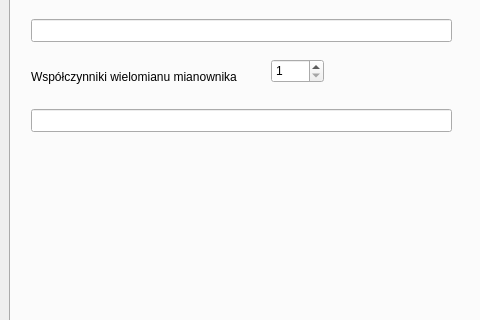
dominikgolda/sym, file gui.ui: the form before one commit; both pictures show x 0 to 480 and y 95 to 415 of the 833 by 600 pixel window.
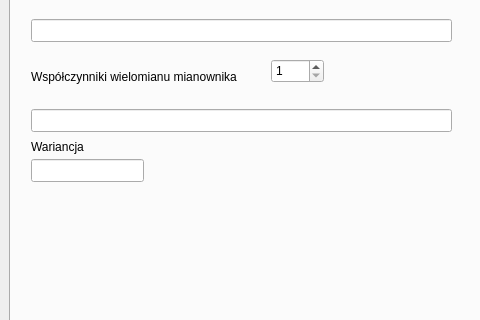
The form after the commit. The open tabs and pages were chosen to show the change. Custom widgets are drawn as their Qt base class.

Diff of the .ui file:
```diff
--- a/gui.ui
+++ b/gui.ui
@@ -345,6 +345,42 @@
          <number>2</number>
         </property>
        </widget>
+       <widget class="QLineEdit" name="setWariancja">
+        <property name="geometry">
+         <rect>
+          <x>20</x>
+          <y>200</y>
+          <width>113</width>
+          <height>23</height>
+         </rect>
+        </property>
+       </widget>
+       <widget class="QLabel" name="label_9">
+        <property name="geometry">
+         <rect>
+          <x>20</x>
+          <y>180</y>
+          <width>57</width>
+          <height>15</height>
+         </rect>
+        </property>
+        <property name="text">
+         <string>Wariancja</string>
+        </property>
+       </widget>
+       <widget class="QLabel" name="labelWariancja">
+        <property name="geometry">
+         <rect>
+          <x>90</x>
+          <y>180</y>
+          <width>57</width>
+          <height>15</height>
+         </rect>
+        </property>
+        <property name="text">
+         <string/>
+        </property>
+       </widget>
       </widget>
      </widget>
     </item>
```
Left out of the diff: 19 changed lines with no effect on the pictures.
